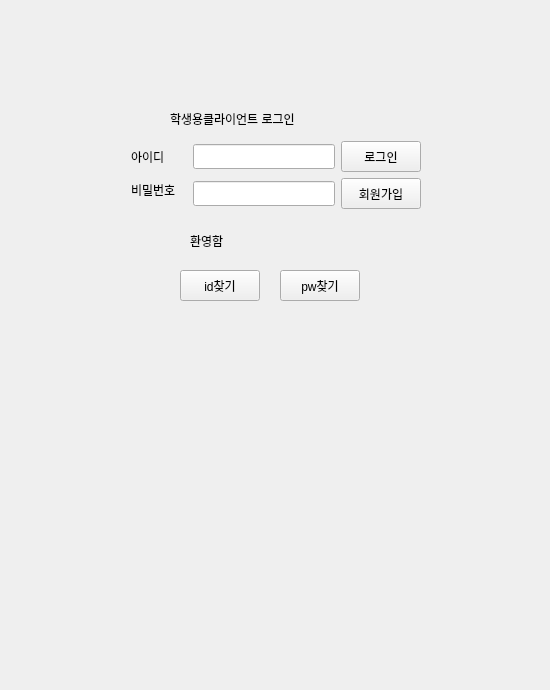
The window that student_client.ui (Eduappproject/education_application) describes before a commit, drawn with Qt 5.
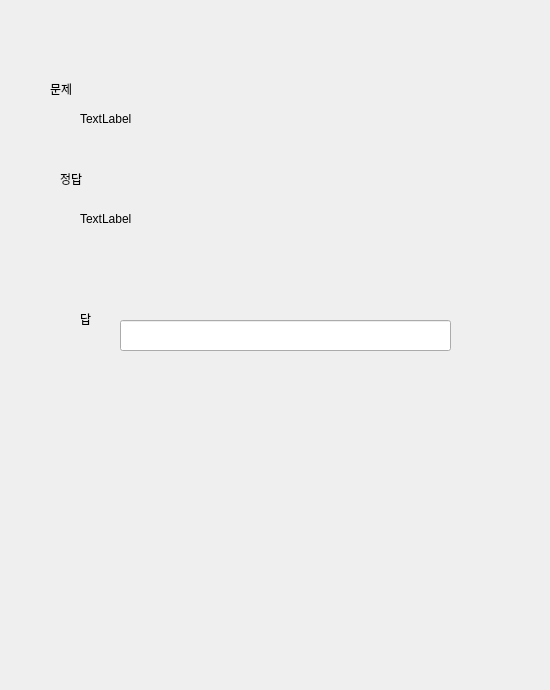
The same window after the commit. The open tabs and pages were chosen to show the change.

Commit message: 서버에서 학생 클라이언트에 포인트를 주고 학생이 포인트를 받아서 확인할수있도록 바

Patch:
```diff
--- a/student_client.ui
+++ b/student_client.ui
@@ -639,6 +639,118 @@
      </property>
     </widget>
    </widget>
+   <widget class="QWidget" name="page_5">
+    <widget class="QListWidget" name="questionListWidget">
+     <property name="geometry">
+      <rect>
+       <x>80</x>
+       <y>110</y>
+       <width>256</width>
+       <height>192</height>
+      </rect>
+     </property>
+     <item>
+      <property name="text">
+       <string>새 항목</string>
+      </property>
+     </item>
+     <item>
+      <property name="text">
+       <string>포유류 항목</string>
+      </property>
+     </item>
+    </widget>
+    <widget class="QLabel" name="label_8">
+     <property name="geometry">
+      <rect>
+       <x>90</x>
+       <y>66</y>
+       <width>201</width>
+       <height>31</height>
+      </rect>
+     </property>
+     <property name="text">
+      <string>문제의 주제 선택하기</string>
+     </property>
+    </widget>
+   </widget>
+   <widget class="QWidget" name="QuestionPage">
+    <widget class="QLabel" name="questionLabel">
+     <property name="geometry">
+      <rect>
+       <x>70</x>
+       <y>100</y>
+       <width>67</width>
+       <height>17</height>
+      </rect>
+     </property>
+     <property name="text">
+      <string>TextLabel</string>
+     </property>
+    </widget>
+    <widget class="QLabel" name="answerLabel">
+     <property name="geometry">
+      <rect>
+       <x>70</x>
+       <y>200</y>
+       <width>67</width>
+       <height>17</height>
+      </rect>
+     </property>
+     <property name="text">
+      <string>TextLabel</string>
+     </property>
+    </widget>
+    <widget class="QLabel" name="answerLabel_2">
+     <property name="geometry">
+      <rect>
+       <x>40</x>
+       <y>70</y>
+       <width>67</width>
+       <height>17</height>
+      </rect>
+     </property>
+     <property name="text">
+      <string>문제</string>
+     </property>
+    </widget>
+    <widget class="QLabel" name="answerLabel_3">
+     <property name="geometry">
+      <rect>
+       <x>50</x>
+       <y>160</y>
+       <width>67</width>
+       <height>17</height>
+      </rect>
+     </property>
+     <property name="text">
+      <string>정답</string>
+     </property>
+    </widget>
+    <widget class="QLabel" name="answerLabel_4">
+     <property name="geometry">
+      <rect>
+       <x>70</x>
+       <y>300</y>
+       <width>67</width>
+       <height>17</height>
+      </rect>
+     </property>
+     <property name="text">
+      <string>답</string>
+     </property>
+    </widget>
+    <widget class="QLineEdit" name="lineEdit">
+     <property name="geometry">
+      <rect>
+       <x>110</x>
+       <y>310</y>
+       <width>331</width>
+       <height>31</height>
+      </rect>
+     </property>
+    </widget>
+   </widget>
   </widget>
  </widget>
  <resources/>
```
Left out of the diff: 89 changed lines with no effect on the pictures. The commit also changes 2 other files.
